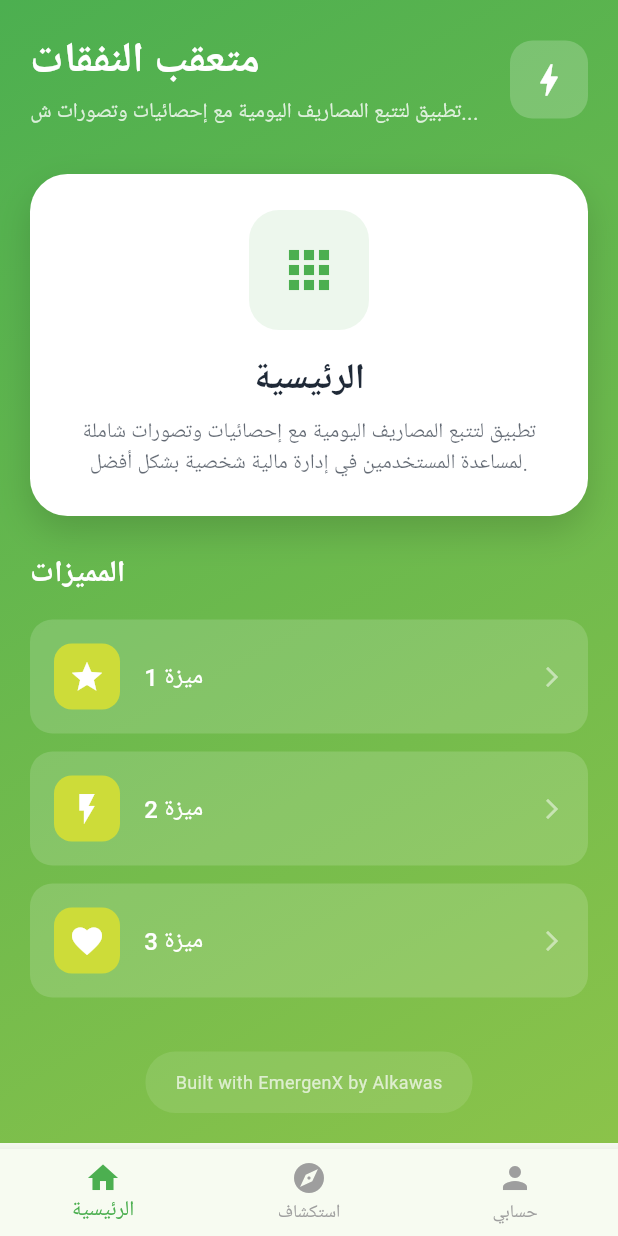
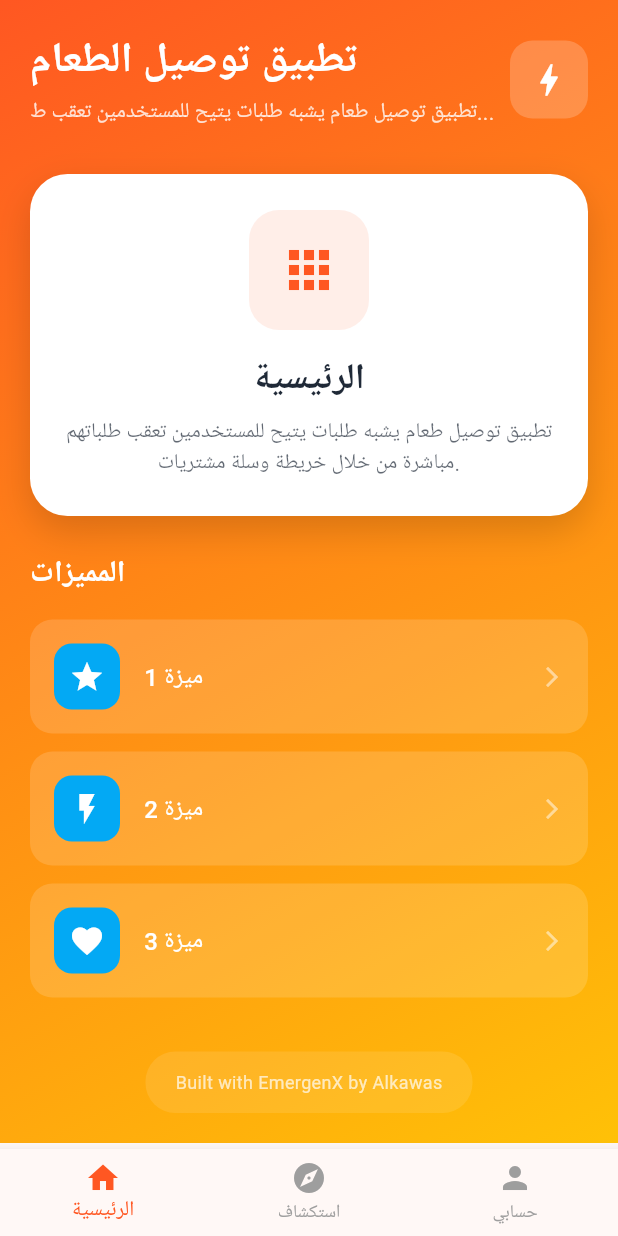
Before and after one commit to alkawashomsss-dev/emergenx-flutter-template, a Flutter app: the screen it shows after launch, on a phone screen of 412 x 824 dp. Run offline on Flutter 3.47's test engine with Material 3 defaults, Android fonts, the phone set to English and light mode, and no system bars; Roboto replaces fonts that are missing (Cairo).

Commit message:
🚀 Dynamic build: تطبيق توصيل الطعام - Update main.dart

```diff
--- a/lib/main.dart
+++ b/lib/main.dart
@@ -10,11 +10,11 @@ class EmergenXApp extends StatelessWidget {
   @override
   Widget build(BuildContext context) {
     return MaterialApp(
-      title: 'Expense Tracker',
+      title: 'Food Delivery App',
       debugShowCheckedModeBanner: false,
       theme: ThemeData(
         colorScheme: ColorScheme.fromSeed(
-          seedColor: const Color(0xFF4CAF50),
+          seedColor: const Color(0xFFFF5722),
           brightness: Brightness.light,
         ),
         useMaterial3: true,
@@ -44,8 +44,8 @@ class _HomePageState extends State<HomePage> {
             begin: Alignment.topLeft,
             end: Alignment.bottomRight,
             colors: [
-              Color(0xFF4CAF50),
-              Color(0xFF8BC34A),
+              Color(0xFFFF5722),
+              Color(0xFFFFC107),
             ],
           ),
         ),
@@ -63,7 +63,7 @@ class _HomePageState extends State<HomePage> {
                       crossAxisAlignment: CrossAxisAlignment.start,
                       children: [
                         Text(
-                          'متعقب النفقات',
+                          'تطبيق توصيل الطعام',
                           style: const TextStyle(
                             fontSize: 28,
                             fontWeight: FontWeight.bold,
@@ -72,7 +72,7 @@ class _HomePageState extends State<HomePage> {
                         ),
                         const SizedBox(height: 4),
                         Text(
-                          'تطبيق لتتبع المصاريف اليومية مع إحصائيات وتصورات ش...',
+                          'تطبيق توصيل طعام يشبه طلبات يتيح للمستخدمين تعقب ط...',
                           style: TextStyle(
                             fontSize: 14,
                             color: Colors.white.withOpacity(0.8),
@@ -118,13 +118,13 @@ class _HomePageState extends State<HomePage> {
                         width: 80,
                         height: 80,
                         decoration: BoxDecoration(
-                          color: const Color(0xFF4CAF50).withOpacity(0.1),
+                          color: const Color(0xFFFF5722).withOpacity(0.1),
                           borderRadius: BorderRadius.circular(20),
                         ),
                         child: Icon(
                           Icons.apps,
                           size: 40,
-                          color: const Color(0xFF4CAF50),
+                          color: const Color(0xFFFF5722),
                         ),
                       ),
                       const SizedBox(height: 16),
@@ -138,7 +138,7 @@ class _HomePageState extends State<HomePage> {
                       ),
                       const SizedBox(height: 8),
                       Text(
-                        'تطبيق لتتبع المصاريف اليومية مع إحصائيات وتصورات شاملة لمساعدة المستخدمين في إدارة مالية شخصية بشكل أفضل.',
+                        'تطبيق توصيل طعام يشبه طلبات يتيح للمستخدمين تعقب طلباتهم مباشرة من خلال خريطة وسلة مشتريات.',
                         textAlign: TextAlign.center,
                         style: TextStyle(
                           fontSize: 14,
@@ -178,7 +178,7 @@ class _HomePageState extends State<HomePage> {
                         Container(
                           padding: const EdgeInsets.all(10),
                           decoration: BoxDecoration(
-                            color: const Color(0xFFCDDC39),
+                            color: const Color(0xFF03A9F4),
                             borderRadius: BorderRadius.circular(12),
                           ),
                           child: Icon(
@@ -235,7 +235,7 @@ class _HomePageState extends State<HomePage> {
       bottomNavigationBar: BottomNavigationBar(
         currentIndex: _selectedIndex,
         onTap: (index) => setState(() => _selectedIndex = index),
-        selectedItemColor: const Color(0xFF4CAF50),
+        selectedItemColor: const Color(0xFFFF5722),
         unselectedItemColor: Colors.grey,
         items: const [
           BottomNavigationBarItem(
```
